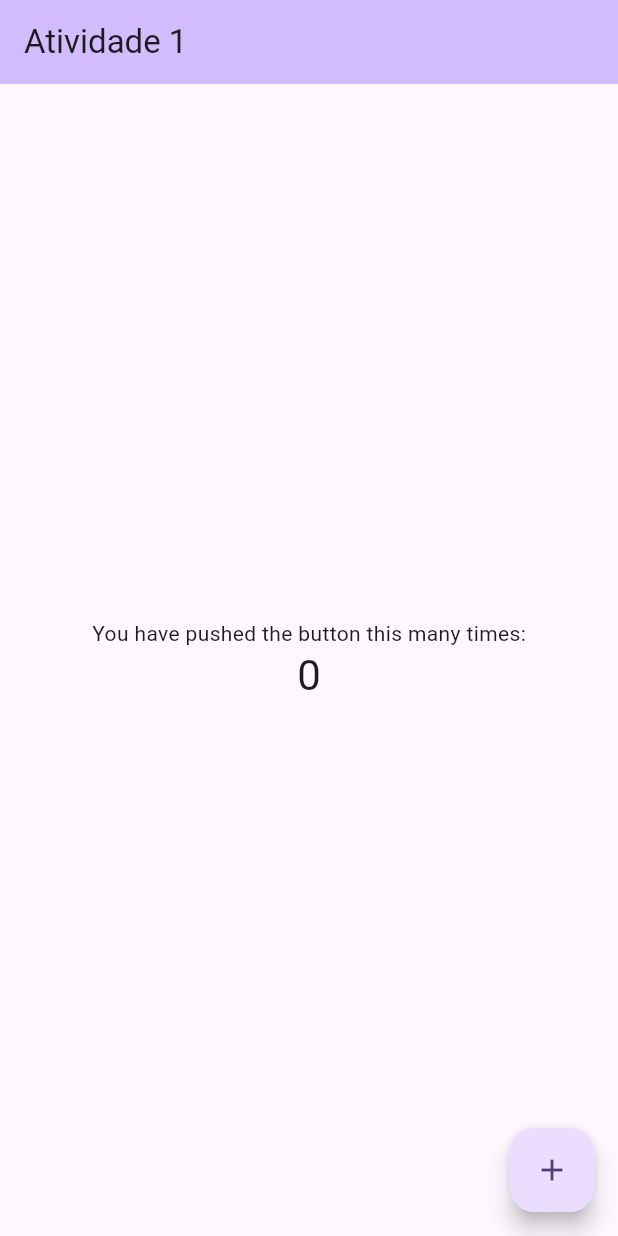
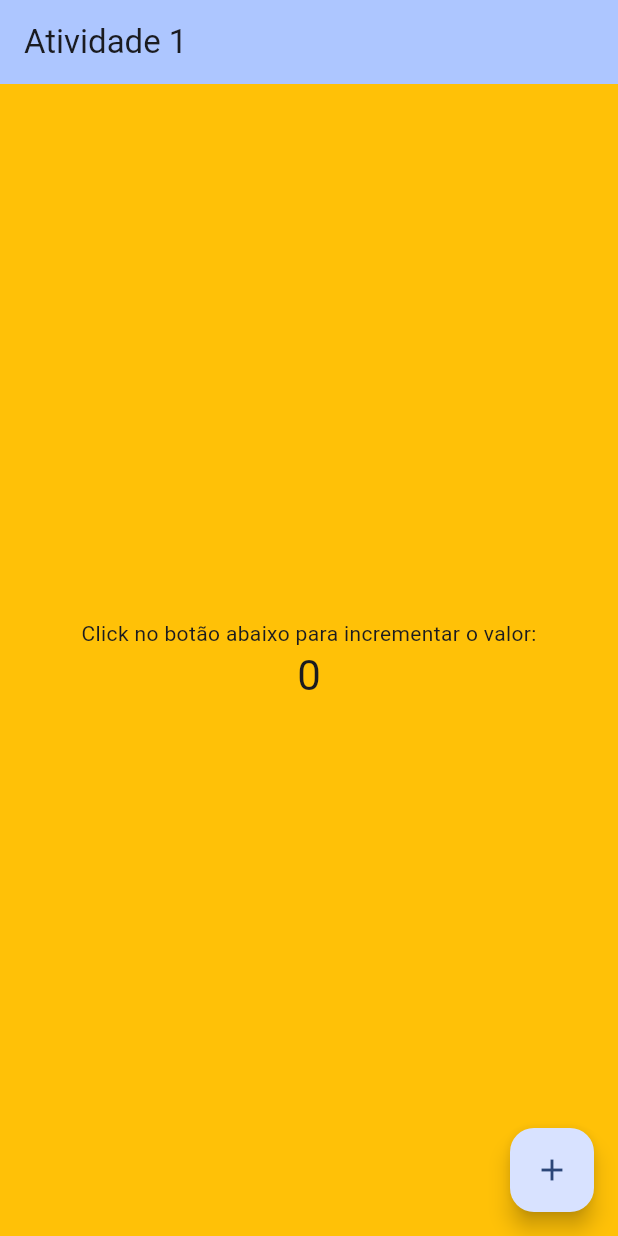
Before and after one commit to smsmurilosa/1projeto, a Flutter app: the screen it shows after launch, on a phone screen of 412 x 824 dp. Run offline on Flutter 3.47's test engine with Material 3 defaults, Android fonts, the phone set to English and light mode, and no system bars.

Commit message:
Ajustes de cores do scheme de cores

```diff
--- a/lib/main.dart
+++ b/lib/main.dart
@@ -12,24 +12,9 @@ class MyApp extends StatelessWidget {
   Widget build(BuildContext context) {
     return MaterialApp(
       title: '1 Projeto',
-      color: Colors.blue,
       theme: ThemeData(
-        // This is the theme of your application.
-        //
-        // TRY THIS: Try running your application with "flutter run". You'll see
-        // the application has a purple toolbar. Then, without quitting the app,
-        // try changing the seedColor in the colorScheme below to Colors.green
-        // and then invoke "hot reload" (save your changes or press the "hot
-        // reload" button in a Flutter-supported IDE, or press "r" if you used
-        // the command line to start the app).
-        //
-        // Notice that the counter didn't reset back to zero; the application
-        // state is not lost during the reload. To reset the state, use hot
-        // restart instead.
-        //
-        // This works for code too, not just values: Most code changes can be
-        // tested with just a hot reload.
-        colorScheme: ColorScheme.fromSeed(seedColor: Colors.deepPurple),
+        colorScheme: ColorScheme.fromSeed(seedColor: Colors.blueAccent),
+        scaffoldBackgroundColor: Colors.amber,
         useMaterial3: true,
       ),
       home: const MyHomePage(title: 'Atividade 1'),
@@ -39,15 +24,6 @@ class MyApp extends StatelessWidget {
 
 class MyHomePage extends StatefulWidget {
   const MyHomePage({super.key, required this.title});
-
-  // This widget is the home page of your application. It is stateful, meaning
-  // that it has a State object (defined below) that contains fields that affect
-  // how it looks.
-
-  // This class is the configuration for the state. It holds the values (in this
-  // case the title) provided by the parent (in this case the App widget) and
-  // used by the build method of the State. Fields in a Widget subclass are
-  // always marked "final".
 
   final String title;
 
@@ -60,54 +36,23 @@ class _MyHomePageState extends State<MyHomePage> {
 
   void _incrementCounter() {
     setState(() {
-      // This call to setState tells the Flutter framework that something has
-      // changed in this State, which causes it to rerun the build method below
-      // so that the display can reflect the updated values. If we changed
-      // _counter without calling setState(), then the build method would not be
-      // called again, and so nothing would appear to happen.
       _counter++;
     });
   }
 
   @override
   Widget build(BuildContext context) {
-    // This method is rerun every time setState is called, for instance as done
-    // by the _incrementCounter method above.
-    //
-    // The Flutter framework has been optimized to make rerunning build methods
-    // fast, so that you can just rebuild anything that needs updating rather
-    // than having to individually change instances of widgets.
     return Scaffold(
       appBar: AppBar(
-        // TRY THIS: Try changing the color here to a specific color (to
-        // Colors.amber, perhaps?) and trigger a hot reload to see the AppBar
-        // change color while the other colors stay the same.
         backgroundColor: Theme.of(context).colorScheme.inversePrimary,
-        // Here we take the value from the MyHomePage object that was created by
-        // the App.build method, and use it to set our appbar title.
         title: Text(widget.title),
       ),
       body: Center(
-        // Center is a layout widget. It takes a single child and positions it
-        // in the middle of the parent.
         child: Column(
-          // Column is also a layout widget. It takes a list of children and
-          // arranges them vertically. By default, it sizes itself to fit its
-          // children horizontally, and tries to be as tall as its parent.
-          //
-          // Column has various properties to control how it sizes itself and
-          // how it positions its children. Here we use mainAxisAlignment to
-          // center the children vertically; the main axis here is the vertical
-          // axis because Columns are vertical (the cross axis would be
-          // horizontal).
-          //
-          // TRY THIS: Invoke "debug painting" (choose the "Toggle Debug Paint"
-          // action in the IDE, or press "p" in the console), to see the
-          // wireframe for each widget.
           mainAxisAlignment: MainAxisAlignment.center,
           children: <Widget>[
             const Text(
-              'You have pushed the button this many times:',
+              'Click no botão abaixo para incrementar o valor:',
             ),
             Text(
               '$_counter',
```
